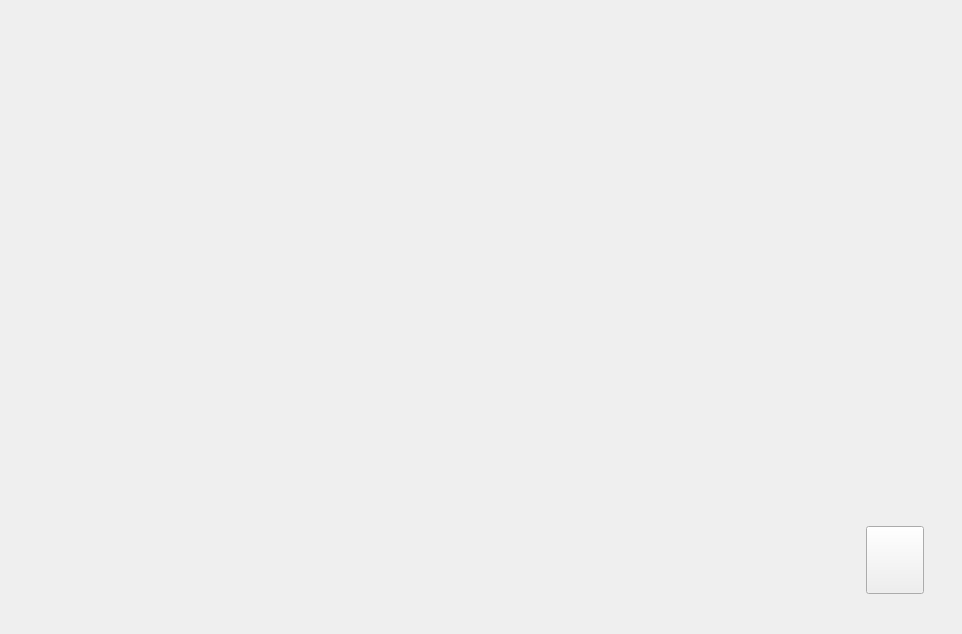
Above: mainwindow.ui from max22-/loan before the change. Below: the same form after it.
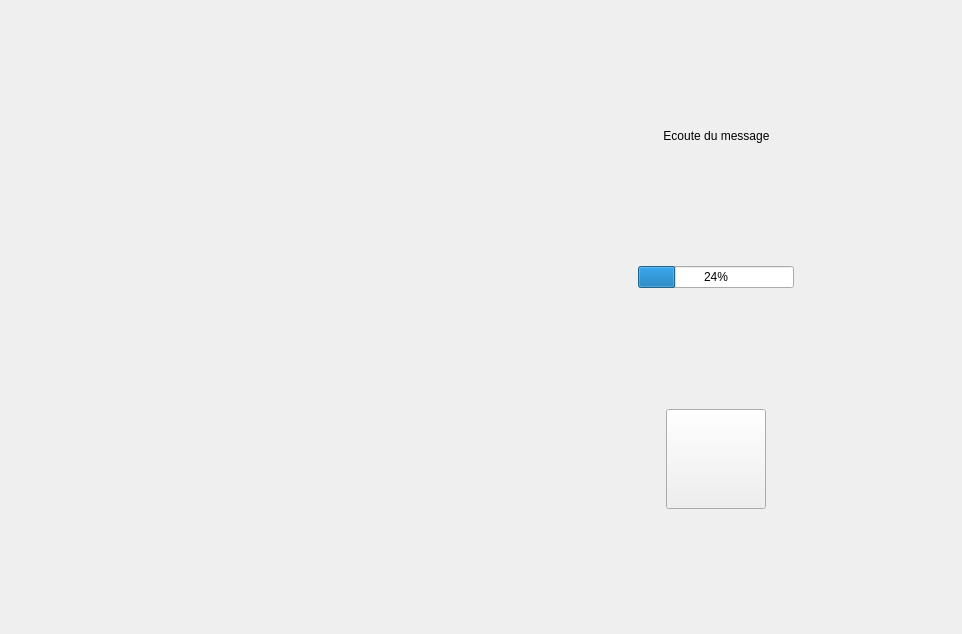
That is the form after the change. The open tabs and pages were chosen to show the change. Icons and pictures are not drawn.

Commit message: Ajout de nouvelles pages de l'interface

The edit to the form file:
```diff
--- a/mainwindow.ui
+++ b/mainwindow.ui
@@ -1538,6 +1538,307 @@
         </item>
        </layout>
       </widget>
+      <widget class="QWidget" name="recordedMessagePage">
+       <layout class="QHBoxLayout" name="horizontalLayout_24">
+        <item>
+         <spacer name="horizontalSpacer_36">
+          <property name="orientation">
+           <enum>Qt::Horizontal</enum>
+          </property>
+          <property name="sizeHint" stdset="0">
+           <size>
+            <width>466</width>
+            <height>20</height>
+           </size>
+          </property>
+         </spacer>
+        </item>
+        <item>
+         <layout class="QGridLayout" name="gridLayout_4">
+          <item row="0" column="1">
+           <spacer name="verticalSpacer_25">
+            <property name="orientation">
+             <enum>Qt::Vertical</enum>
+            </property>
+            <property name="sizeHint" stdset="0">
+             <size>
+              <width>20</width>
+              <height>40</height>
+             </size>
+            </property>
+           </spacer>
+          </item>
+          <item row="1" column="0">
+           <spacer name="horizontalSpacer_34">
+            <property name="orientation">
+             <enum>Qt::Horizontal</enum>
+            </property>
+            <property name="sizeHint" stdset="0">
+             <size>
+              <width>40</width>
+              <height>20</height>
+             </size>
+            </property>
+           </spacer>
+          </item>
+          <item row="1" column="1">
+           <widget class="QLabel" name="label_14">
+            <property name="text">
+             <string>Votre message a bien été enregistré. Vous pourrez le retrouver parmi les messages des autres visiteurs une fois que celui-ci aura été validé par les administrateurs du livre d'or.</string>
+            </property>
+            <property name="alignment">
+             <set>Qt::AlignCenter</set>
+            </property>
+            <property name="wordWrap">
+             <bool>true</bool>
+            </property>
+           </widget>
+          </item>
+          <item row="1" column="2">
+           <spacer name="horizontalSpacer_35">
+            <property name="orientation">
+             <enum>Qt::Horizontal</enum>
+            </property>
+            <property name="sizeHint" stdset="0">
+             <size>
+              <width>40</width>
+              <height>20</height>
+             </size>
+            </property>
+           </spacer>
+          </item>
+          <item row="2" column="1">
+           <spacer name="verticalSpacer_26">
+            <property name="orientation">
+             <enum>Qt::Vertical</enum>
+            </property>
+            <property name="sizeHint" stdset="0">
+             <size>
+              <width>20</width>
+              <height>40</height>
+             </size>
+            </property>
+           </spacer>
+          </item>
+         </layout>
+        </item>
+       </layout>
+      </widget>
+      <widget class="QWidget" name="listenRecordedMessagePage">
+       <layout class="QHBoxLayout" name="horizontalLayout_28">
+        <item>
+         <spacer name="horizontalSpacer_43">
+          <property name="orientation">
+           <enum>Qt::Horizontal</enum>
+          </property>
+          <property name="sizeHint" stdset="0">
+           <size>
+            <width>466</width>
+            <height>20</height>
+           </size>
+          </property>
+         </spacer>
+        </item>
+        <item>
+         <layout class="QVBoxLayout" name="verticalLayout_10">
+          <item>
+           <spacer name="verticalSpacer_27">
+            <property name="orientation">
+             <enum>Qt::Vertical</enum>
+            </property>
+            <property name="sizeHint" stdset="0">
+             <size>
+              <width>20</width>
+              <height>40</height>
+             </size>
+            </property>
+           </spacer>
+          </item>
+          <item>
+           <layout class="QHBoxLayout" name="horizontalLayout_26">
+            <item>
+             <spacer name="horizontalSpacer_39">
+              <property name="orientation">
+               <enum>Qt::Horizontal</enum>
+              </property>
+              <property name="sizeHint" stdset="0">
+               <size>
+                <width>40</width>
+                <height>20</height>
+               </size>
+              </property>
+             </spacer>
+            </item>
+            <item>
+             <widget class="QLabel" name="label_15">
+              <property name="text">
+               <string>Ecoute du message</string>
+              </property>
+              <property name="alignment">
+               <set>Qt::AlignCenter</set>
+              </property>
+             </widget>
+            </item>
+            <item>
+             <spacer name="horizontalSpacer_40">
+              <property name="orientation">
+               <enum>Qt::Horizontal</enum>
+              </property>
+              <property name="sizeHint" stdset="0">
+               <size>
+                <width>40</width>
+                <height>20</height>
+               </size>
+              </property>
+             </spacer>
+            </item>
+           </layout>
+          </item>
+          <item>
+           <spacer name="verticalSpacer_28">
+            <property name="orientation">
+             <enum>Qt::Vertical</enum>
+            </property>
+            <property name="sizeHint" stdset="0">
+             <size>
+              <width>20</width>
+              <height>40</height>
+             </size>
+            </property>
+           </spacer>
+          </item>
+          <item>
+           <layout class="QHBoxLayout" name="horizontalLayout_27">
+            <item>
+             <spacer name="horizontalSpacer_41">
+              <property name="orientation">
+               <enum>Qt::Horizontal</enum>
+              </property>
+              <property name="sizeHint" stdset="0">
+               <size>
+                <width>40</width>
+                <height>20</height>
+               </size>
+              </property>
+             </spacer>
+            </item>
+            <item>
+             <widget class="QProgressBar" name="progressBar_2">
+              <property name="value">
+               <number>24</number>
+              </property>
+             </widget>
+            </item>
+            <item>
+             <spacer name="horizontalSpacer_42">
+              <property name="orientation">
+               <enum>Qt::Horizontal</enum>
+              </property>
+              <property name="sizeHint" stdset="0">
+               <size>
+                <width>40</width>
+                <height>20</height>
+               </size>
+              </property>
+             </spacer>
+            </item>
+           </layout>
+          </item>
+          <item>
+           <spacer name="verticalSpacer_29">
+            <property name="orientation">
+             <enum>Qt::Vertical</enum>
+            </property>
+            <property name="sizeHint" stdset="0">
+             <size>
+              <width>20</width>
+              <height>40</height>
+             </size>
+            </property>
+           </spacer>
+          </item>
+          <item>
+           <layout class="QHBoxLayout" name="horizontalLayout_25">
+            <item>
+             <spacer name="horizontalSpacer_37">
+              <property name="orientation">
+               <enum>Qt::Horizontal</enum>
+              </property>
+              <property name="sizeHint" stdset="0">
+               <size>
+                <width>40</width>
+                <height>20</height>
+               </size>
+              </property>
+             </spacer>
+            </item>
+            <item>
+             <widget class="QPushButton" name="pushButton_15">
+              <property name="sizePolicy">
+               <sizepolicy hsizetype="Fixed" vsizetype="Fixed">
+                <horstretch>0</horstretch>
+                <verstretch>0</verstretch>
+               </sizepolicy>
+              </property>
+              <property name="minimumSize">
+               <size>
+                <width>100</width>
+                <height>100</height>
+               </size>
+              </property>
+              <property name="styleSheet">
+               <string notr="true">QPushButton {
+	border-image: url(:/images/buttons/stop_button.png);
+}
+
+QPushButton:hover {
+	border-image: url(:/images/buttons/stop_button_hovered.png);
+}
+
+QPushButton:pressed {
+	border-image: url(:/images/buttons/stop_button_pressed.png);	
+}
+
+</string>
+              </property>
+              <property name="text">
+               <string/>
+              </property>
+             </widget>
+            </item>
+            <item>
+             <spacer name="horizontalSpacer_38">
+              <property name="orientation">
+               <enum>Qt::Horizontal</enum>
+              </property>
+              <property name="sizeHint" stdset="0">
+               <size>
+                <width>40</width>
+                <height>20</height>
+               </size>
+              </property>
+             </spacer>
+            </item>
+           </layout>
+          </item>
+          <item>
+           <spacer name="verticalSpacer_30">
+            <property name="orientation">
+             <enum>Qt::Vertical</enum>
+            </property>
+            <property name="sizeHint" stdset="0">
+             <size>
+              <width>20</width>
+              <height>40</height>
+             </size>
+            </property>
+           </spacer>
+          </item>
+         </layout>
+        </item>
+       </layout>
+      </widget>
+      <widget class="QWidget" name="listenPage"/>
      </widget>
     </item>
    </layout>
```
Left out of the diff: 2 changed lines with no effect on the pictures.
